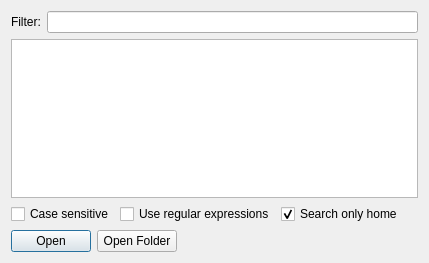
SammyEnigma/qlocate, file dialog.ui: the form before one commit.
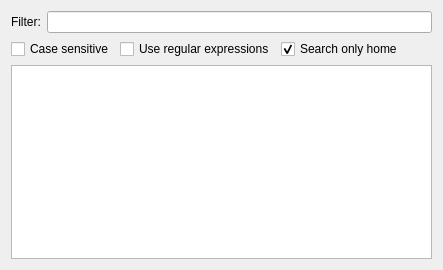
The form after the commit.

```diff
--- a/dialog.ui
+++ b/dialog.ui
@@ -6,8 +6,8 @@
    <rect>
     <x>0</x>
     <y>0</y>
-    <width>429</width>
-    <height>263</height>
+    <width>443</width>
+    <height>270</height>
    </rect>
   </property>
   <property name="windowTitle">
@@ -28,9 +28,6 @@
      </item>
     </layout>
    </item>
-   <item>
-    <widget class="QListWidget" name="listWidget"/>
-   </item>
    <item>
     <layout class="QHBoxLayout" name="horizontalLayout_2">
      <item>
@@ -73,35 +70,7 @@
     </layout>
    </item>
    <item>
-    <layout class="QHBoxLayout" name="horizontalLayout_4">
-     <item>
-      <widget class="QPushButton" name="pushButtonOpenFile">
-       <property name="text">
-        <string>Open</string>
-       </property>
-      </widget>
-     </item>
-     <item>
-      <widget class="QPushButton" name="pushButtonOpenFolder">
-       <property name="text">
-        <string>Open Folder</string>
-       </property>
-      </widget>
-     </item>
-     <item>
-      <spacer name="horizontalSpacer_3">
-       <property name="orientation">
-        <enum>Qt::Horizontal</enum>
-       </property>
-       <property name="sizeHint" stdset="0">
-        <size>
-         <width>40</width>
-         <height>20</height>
-        </size>
-       </property>
-      </spacer>
-     </item>
-    </layout>
+    <widget class="QListWidget" name="listWidget"/>
    </item>
   </layout>
  </widget>
```
Left out of the diff: 70 changed lines with no effect on the pictures.
